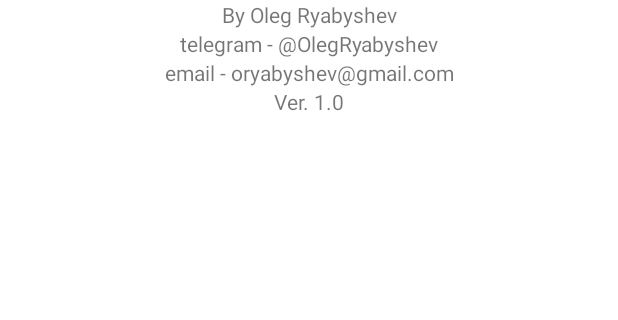
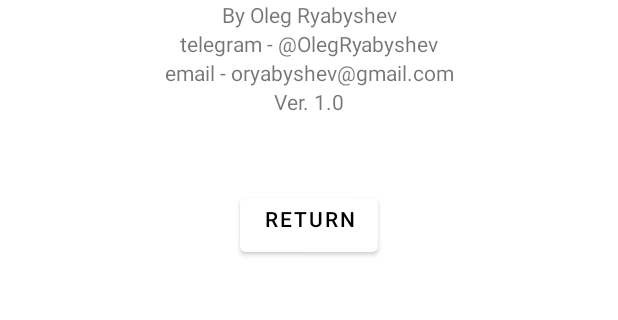
Before and after one commit to OlegRyabyshev/GB_Android, an Android app: the About screen opened directly, with no data from a screen before it, on a phone screen of 412 x 824 dp, the part 562-882 px from its top. Run offline under Robolectric (Android 15) with nearby library versions, the phone set to English and light mode, and no system bars.

```diff
--- a/app/src/main/AndroidManifest.xml
+++ b/app/src/main/AndroidManifest.xml
@@ -10,12 +10,12 @@
         android:label="@string/app_name"
         android:roundIcon="@mipmap/ic_launcher_round"
         android:supportsRtl="true"
-        android:theme="@style/AppTheme">
-        <activity android:name=".About"></activity>
+        android:theme="@style/AppTheme"
+        android:fullBackupContent="@xml/backup_descriptor">
+        <activity android:name=".About" />
         <activity android:name=".MainActivity">
             <intent-filter>
                 <action android:name="android.intent.action.MAIN" />
-
                 <category android:name="android.intent.category.LAUNCHER" />
             </intent-filter>
         </activity>
--- a/app/src/main/java/xyz/fcr/gb_android/About.java
+++ b/app/src/main/java/xyz/fcr/gb_android/About.java
@@ -2,7 +2,10 @@ package xyz.fcr.gb_android;
 
 import androidx.appcompat.app.AppCompatActivity;
 
+import android.annotation.SuppressLint;
+import android.content.Intent;
 import android.os.Bundle;
+import android.widget.Button;
 
 public class About extends AppCompatActivity {
 
@@ -10,5 +13,18 @@ public class About extends AppCompatActivity {
     protected void onCreate(Bundle savedInstanceState) {
         super.onCreate(savedInstanceState);
         setContentView(R.layout.activity_about);
+
+        Button buttonReturn = findViewById(R.id.button_return);
+
+        buttonReturn.setOnClickListener((view) -> {
+            this.startActivity(new Intent(About.this, MainActivity.class));
+            finish();
+        });
+    }
+
+    @Override
+    public void onBackPressed() {
+        this.startActivity(new Intent(About.this, MainActivity.class));
+        finish();
     }
 }
--- a/app/src/main/res/layout/activity_about.xml
+++ b/app/src/main/res/layout/activity_about.xml
@@ -1,6 +1,7 @@
 <?xml version="1.0" encoding="utf-8"?>
 <androidx.constraintlayout.widget.ConstraintLayout xmlns:android="http://schemas.android.com/apk/res/android"
     xmlns:app="http://schemas.android.com/apk/res-auto"
+    xmlns:tools="http://schemas.android.com/tools"
     android:layout_width="match_parent"
     android:layout_height="match_parent"
     android:orientation="vertical"
@@ -56,5 +57,18 @@
         app:layout_constraintTop_toBottomOf="@+id/about_text_4"
         app:layout_constraintVertical_bias="0.0" />
 
+    <Button
+        android:id="@+id/button_return"
+        android:layout_width="wrap_content"
+        android:layout_height="wrap_content"
+        android:gravity="center_horizontal"
+        android:text="@string/return_button"
+        android:textColor="@color/colorSecondary"
+        app:layout_constraintBottom_toBottomOf="parent"
+        app:layout_constraintEnd_toEndOf="parent"
+        app:layout_constraintStart_toStartOf="parent"
+        app:layout_constraintTop_toBottomOf="@+id/about_text_5"
+        app:layout_constraintVertical_bias="0.15" />
+
 
 </androidx.constraintlayout.widget.ConstraintLayout>
--- a/app/src/main/res/menu/menu.xml
+++ b/app/src/main/res/menu/menu.xml
@@ -2,11 +2,6 @@
     xmlns:app="http://schemas.android.com/apk/res-auto"
     xmlns:tools="http://schemas.android.com/tools"
     tools:context="com.example.GB_Android.MainActivity">
-    <item
-        android:id="@+id/action_history"
-        android:orderInCategory="1"
-        android:title="@string/action_history"
-        app:showAsAction="never" />
 
     <item
         android:id="@+id/action_theme"
--- a/app/src/main/res/values/strings.xml
+++ b/app/src/main/res/values/strings.xml
@@ -1,7 +1,5 @@
 <resources>
     <string name="app_name">Calculator</string>
-
-    <string name="action_history">History</string>
 
     <string name="action_theme">Choose theme</string>
     <string name="action_theme_light">Light</string>
@@ -14,6 +12,7 @@
     <string name="about_text_telegram" translatable="false">telegram - @OlegRyabyshev</string>
     <string name="about_text_email" translatable="false">email - oryabyshev@gmail.com</string>
     <string name="about_text_version" translatable="false">Ver. 1.0</string>
+    <string name="return_button">Return</string>
 
     <string name="ac" translatable="false">AC</string>
     <string name="del" translatable="false">DEL</string>
--- /dev/null
+++ b/app/src/main/res/xml/backup_descriptor.xml
@@ -0,0 +1,4 @@
+<?xml version="1.0" encoding="utf-8"?>
+<full-backup-content>
+    <!-- Exclude specific shared preferences that contain GCM registration Id -->
+</full-backup-content>
```
Also changed, not shown: app/src/main/java/xyz/fcr/gb_android/Calculator.java (+42 -55 lines), app/src/main/java/xyz/fcr/gb_android/MainActivity.java (+38 -7 lines), 1 other file.
